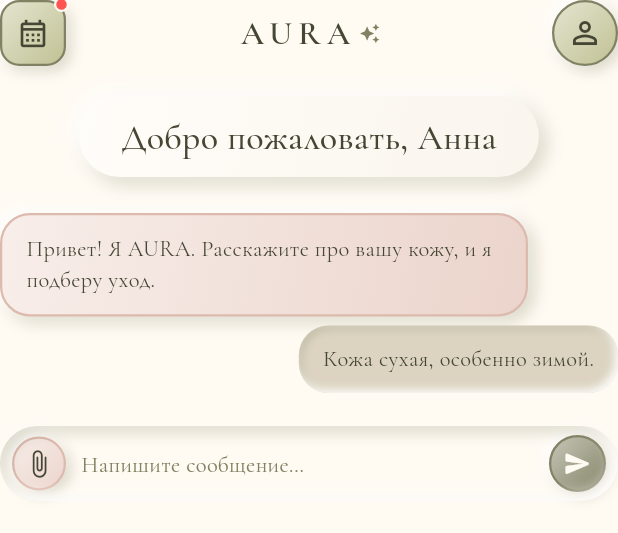
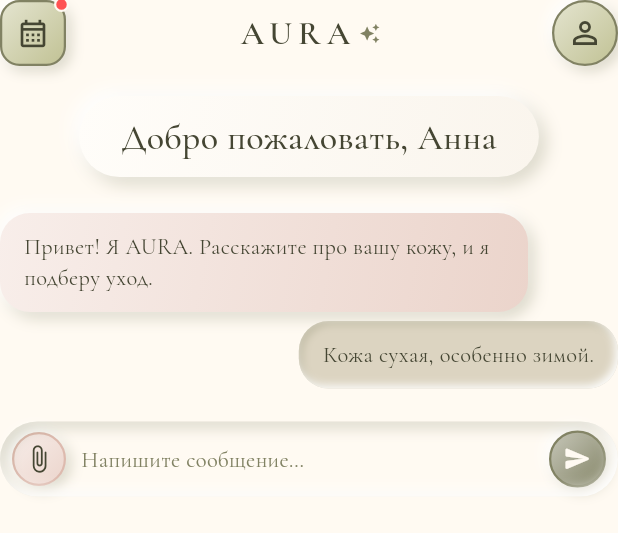
Before and after one commit to ShumakOFF46/Mind-mobile, a Flutter app: the ChatMock widget shown alone on an empty page, opened directly, on a phone screen of 412 x 824 dp. Shown: the top 533 px of the screen. Run offline on Flutter 3.47's test engine with Material 3 defaults, Android fonts, the phone set to English and light mode, and no system bars.

Commit message:
style(showcase): remove thin contours around plates (bubbles, cards, blocks); keep on buttons

```diff
--- a/lib/showcase/neu_sections.dart
+++ b/lib/showcase/neu_sections.dart
@@ -40,7 +40,6 @@ class ChatMock extends StatelessWidget {
               text: 'Привет! Я AURA. Расскажите про вашу кожу, и я подберу уход.',
               color: c.aiBubble,
               depth: NeuDepth.raised,
-              borderColor: c.strokePink,
             ),
           ),
         ),
@@ -128,14 +127,8 @@ class _Bubble extends StatelessWidget {
   final String text;
   final Color color;
   final NeuDepth depth;
-  final Color? borderColor;
 
-  const _Bubble({
-    required this.text,
-    required this.color,
-    required this.depth,
-    this.borderColor,
-  });
+  const _Bubble({required this.text, required this.color, required this.depth});
 
   @override
   Widget build(BuildContext context) {
@@ -144,7 +137,6 @@ class _Bubble extends StatelessWidget {
       radius: 20,
       intensity: 0.6,
       color: color,
-      borderColor: borderColor,
       padding: const EdgeInsets.symmetric(horizontal: 16, vertical: 12),
       child: Text(text,
           style: TextStyle(color: context.aura.textDark, fontSize: 15, height: 1.4)),
@@ -213,7 +205,6 @@ class _NeuGalleryState extends State<NeuGallery> {
         NeuSurface(
           radius: 32,
           color: c.surface,
-          borderColor: c.strokeGreen,
           padding: const EdgeInsets.all(20),
           child: Row(
             children: [
@@ -255,7 +246,7 @@ class _NeuGalleryState extends State<NeuGallery> {
         Row(
           mainAxisAlignment: MainAxisAlignment.spaceEvenly,
           children: [
-            NeuSurface(radius: 24, width: 72, height: 96, color: c.aiBubble, borderColor: c.strokePink),
+            NeuSurface(radius: 24, width: 72, height: 96, color: c.aiBubble),
             const NeuSurface(depth: NeuDepth.inset, radius: 24, width: 72, height: 96),
             NeuButton(
               circle: true,
```
